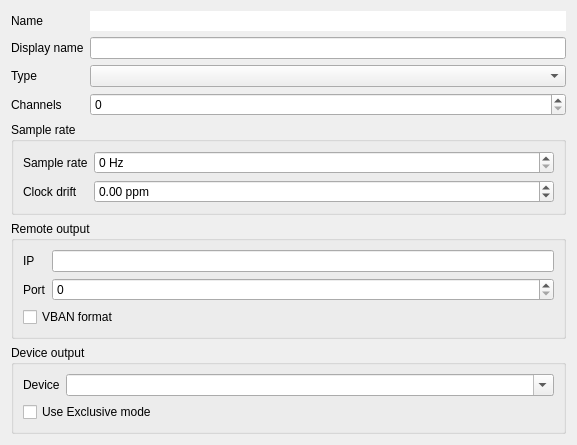
Qt form damc_gui/OutputInstanceConfigDialog.ui (amurzeau/damc) before a commit.
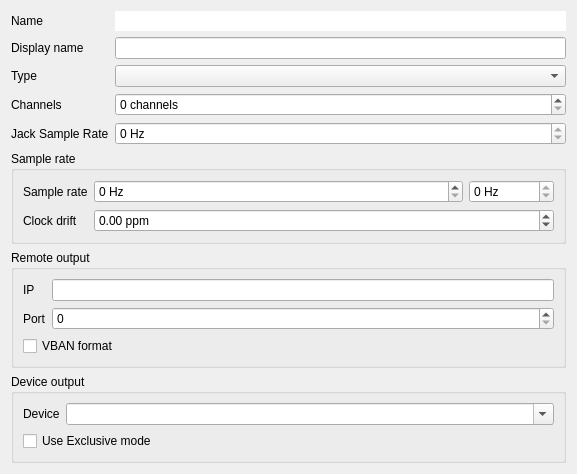
The same form after that commit.

Commit message:
server,gui: add measures of jack and device sample rate
This can be handful when debugging glitches.

Patch:
```diff
--- a/damc_gui/OutputInstanceConfigDialog.ui
+++ b/damc_gui/OutputInstanceConfigDialog.ui
@@ -7,7 +7,7 @@
     <x>0</x>
     <y>0</y>
     <width>577</width>
-    <height>391</height>
+    <height>443</height>
    </rect>
   </property>
   <property name="windowTitle">
@@ -48,6 +48,9 @@
       </item>
       <item row="3" column="1">
        <widget class="QSpinBox" name="channelsSpin">
+        <property name="suffix">
+         <string> channels</string>
+        </property>
         <property name="minimum">
          <number>0</number>
         </property>
@@ -86,6 +89,29 @@
         </property>
        </widget>
       </item>
+      <item row="4" column="1">
+       <widget class="QSpinBox" name="measuredJackSampleRateSpinBox">
+        <property name="toolTip">
+         <string>Measured Jack sample rate</string>
+        </property>
+        <property name="readOnly">
+         <bool>true</bool>
+        </property>
+        <property name="suffix">
+         <string> Hz</string>
+        </property>
+        <property name="maximum">
+         <number>999999</number>
+        </property>
+       </widget>
+      </item>
+      <item row="4" column="0">
+       <widget class="QLabel" name="measuredJackSampleRateLabel">
+        <property name="text">
+         <string>Jack Sample Rate</string>
+        </property>
+       </widget>
+      </item>
      </layout>
     </widget>
    </item>
@@ -94,7 +120,14 @@
      <property name="title">
       <string>Sample rate</string>
      </property>
-     <layout class="QFormLayout" name="formLayout_4">
+     <layout class="QGridLayout" name="gridLayout">
+      <item row="2" column="0">
+       <widget class="QLabel" name="clockDriftLabel">
+        <property name="text">
+         <string>Clock drift</string>
+        </property>
+       </widget>
+      </item>
       <item row="0" column="0">
        <widget class="QLabel" name="sampleRateLabel">
         <property name="text">
@@ -104,6 +137,12 @@
       </item>
       <item row="0" column="1">
        <widget class="QSpinBox" name="sampleRateSpinBox">
+        <property name="sizePolicy">
+         <sizepolicy hsizetype="MinimumExpanding" vsizetype="Fixed">
+          <horstretch>0</horstretch>
+          <verstretch>0</verstretch>
+         </sizepolicy>
+        </property>
         <property name="toolTip">
          <string>Use 0 to use the same sample rate as jackd</string>
         </property>
@@ -118,15 +157,33 @@
         </property>
        </widget>
       </item>
-      <item row="1" column="0">
-       <widget class="QLabel" name="clockDriftLabel">
-        <property name="text">
-         <string>Clock drift</string>
+      <item row="0" column="2">
+       <widget class="QSpinBox" name="measuredDeviceSampleRateSpinBox">
+        <property name="toolTip">
+         <string>Measured device sample rate</string>
+        </property>
+        <property name="readOnly">
+         <bool>true</bool>
+        </property>
+        <property name="suffix">
+         <string> Hz</string>
+        </property>
+        <property name="maximum">
+         <number>999999</number>
         </property>
        </widget>
       </item>
-      <item row="1" column="1">
+      <item row="2" column="1" colspan="2">
        <widget class="QDoubleSpinBox" name="clockDriftSpinBox">
+        <property name="sizePolicy">
+         <sizepolicy hsizetype="MinimumExpanding" vsizetype="Fixed">
+          <horstretch>0</horstretch>
+          <verstretch>0</verstretch>
+         </sizepolicy>
+        </property>
+        <property name="toolTip">
+         <string>Clock drift in PPM (part per million)</string>
+        </property>
         <property name="suffix">
          <string> ppm</string>
         </property>
```
Left out of the diff: 2 changed lines with no effect on the pictures. The commit also changes 19 other files.
